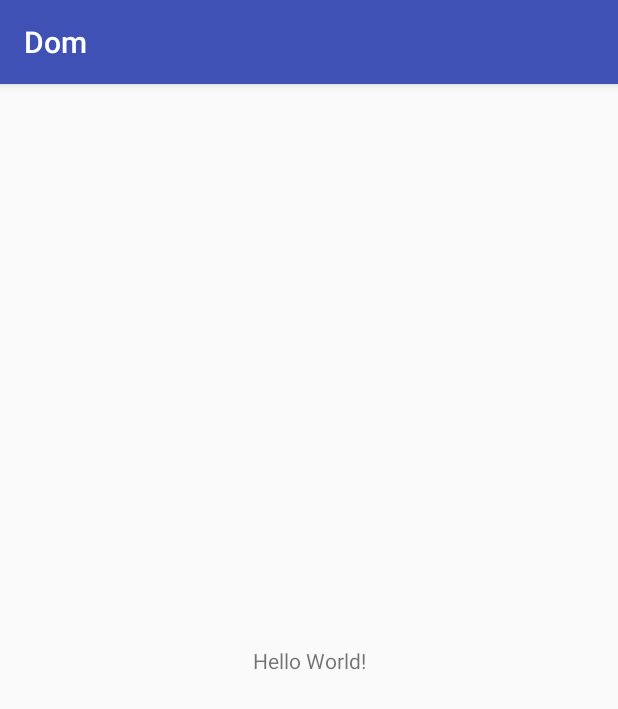
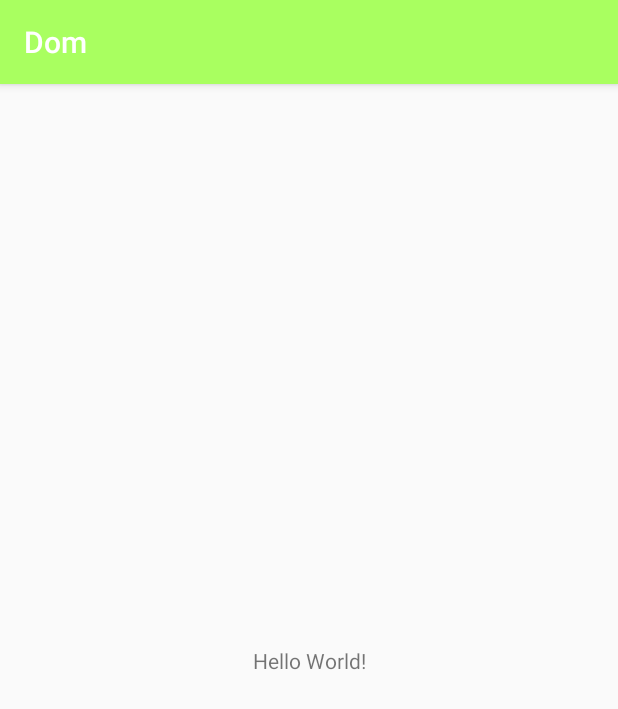
Before and after one commit to afsantos3/projectdom, an Android app: the screen it shows after launch (MainActivity), on a phone screen of 412 x 824 dp. Shown: the top 709 px of the screen. Run offline under Robolectric (Android 15) with nearby library versions, the phone set to English and light mode, and no system bars.

Commit message:
Changed color scheme

```diff
--- a/Dom/app/src/main/res/values/colors.xml
+++ b/Dom/app/src/main/res/values/colors.xml
@@ -1,6 +1,6 @@
 <?xml version="1.0" encoding="utf-8"?>
 <resources>
-    <color name="colorPrimary">#3F51B5</color>
-    <color name="colorPrimaryDark">#303F9F</color>
-    <color name="colorAccent">#FF4081</color>
+    <color name="colorPrimary">#A9FF60</color>
+    <color name="colorPrimaryDark">#8DB26D</color>
+    <color name="colorAccent">#7A90FF</color>
 </resources>
```
Also changed, not shown: Dom/app/src/main/java/com/example/lukem/dom/pref_init.java (+21 -0 lines).
